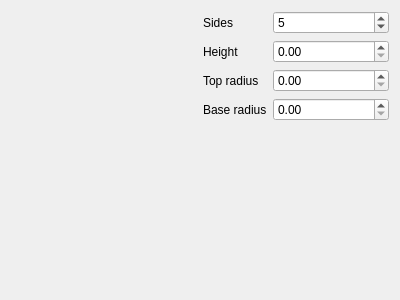
Old version of the form mainwindow.ui in the repository Diadlo/QOpenGL.
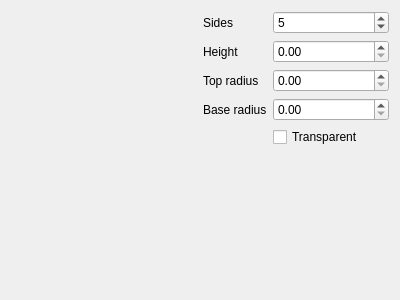
New version of the form. Custom widgets are drawn as their Qt base class.

Commit message: Add ability to set transparent

The edit to the form file:
```diff
--- a/mainwindow.ui
+++ b/mainwindow.ui
@@ -88,6 +88,13 @@
         </property>
        </widget>
       </item>
+      <item row="4" column="1">
+       <widget class="QCheckBox" name="cbTransparent">
+        <property name="text">
+         <string>Transparent</string>
+        </property>
+       </widget>
+      </item>
      </layout>
     </item>
    </layout>
```
The commit also changes 4 other files.
